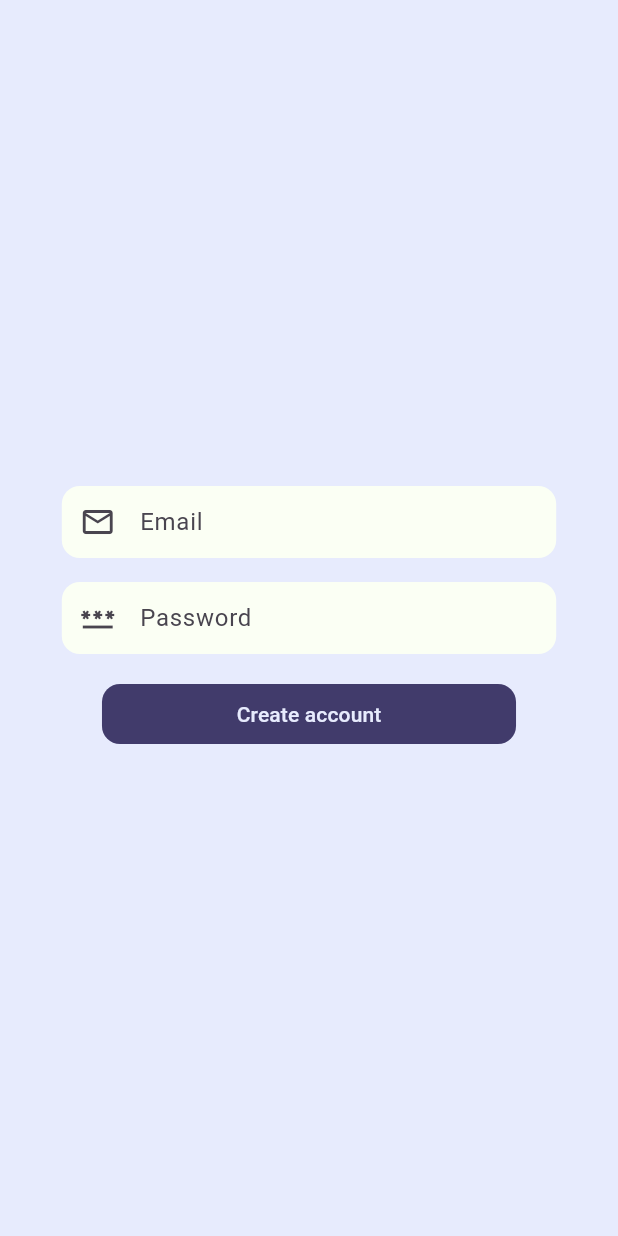
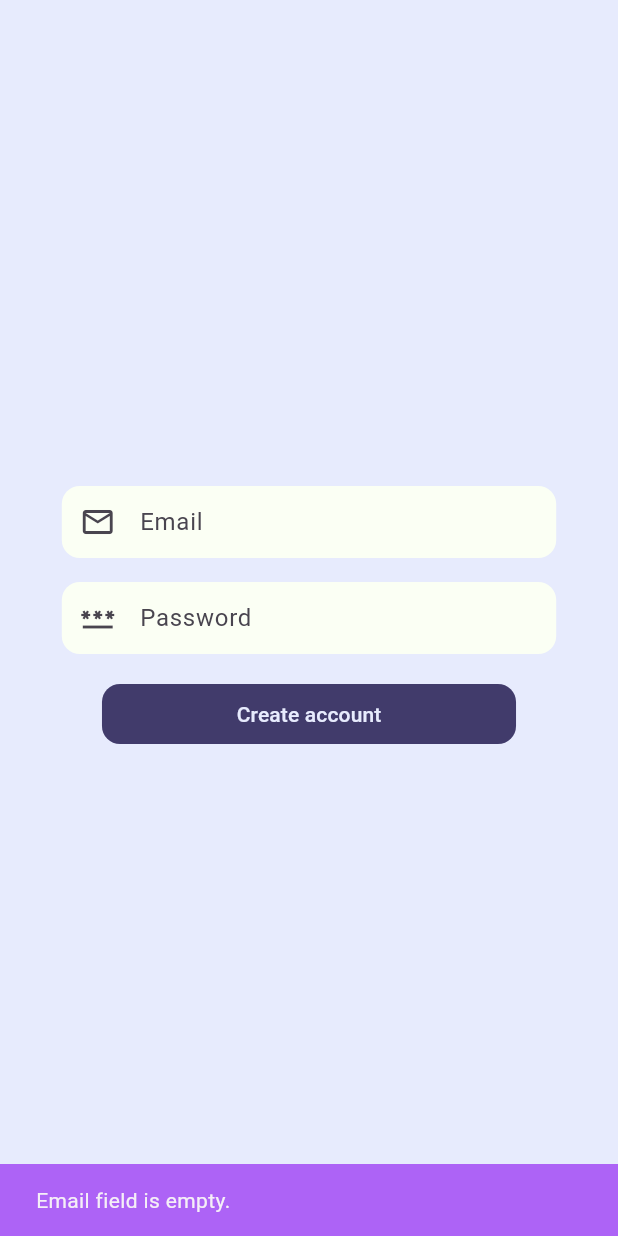
Before and after one commit to amethyst-cod3/taskhub, a Flutter app: the SignUpPage screen opened by its route, after a tap on "Create account", on a phone screen of 412 x 824 dp. Run offline on Flutter 3.47's test engine with Material 3 defaults, Android fonts, the phone set to English and light mode, and no system bars; our stand-ins replace firebase_auth, firebase_core, go_router, shared_preferences; accounts and stored records are empty.

Commit message:
Major changes: user model, authentication service Updated onboarding pages

```diff
--- a/lib/components/buttons.dart
+++ b/lib/components/buttons.dart
@@ -1,8 +1,8 @@
 import 'package:flutter/material.dart';
 import 'package:taskhub/styles/colors.dart';
 
-class Button extends StatelessWidget {
-  const Button({
+class CustomButton extends StatelessWidget {
+  const CustomButton({
     super.key,
     required this.text,
     required this.textStyle,
@@ -21,13 +21,13 @@ class Button extends StatelessWidget {
   final VoidCallback onTap;
   final bool pressed;
 
-  factory Button.primary({
+  factory CustomButton.primary({
     required String text,
     Color? color,
     required VoidCallback onTap,
     bool pressed = false,
   }) =>
-      Button(
+      CustomButton(
         text: text,
         textStyle: const TextStyle(
           color: CustomColor.lightwhite,
@@ -39,13 +39,13 @@ class Button extends StatelessWidget {
         pressed: pressed,
       );
 
-  factory Button.secondary({
+  factory CustomButton.secondary({
     required String text,
     Color? color,
     required VoidCallback onTap,
     bool pressed = false,
   }) =>
-      Button(
+      CustomButton(
         text: text,
         textStyle: const TextStyle(
           color: CustomColor.darkblue,
--- a/lib/components/textfields.dart
+++ b/lib/components/textfields.dart
@@ -1,8 +1,8 @@
 import 'package:flutter/material.dart';
 import 'package:taskhub/styles/colors.dart';
 
-class FormTextField extends StatelessWidget {
-  const FormTextField({
+class CustomTextField extends StatelessWidget {
+  const CustomTextField({
     super.key,
     required this.textController,
     this.hintText,
--- a/lib/features/app/routes/routes.dart
+++ b/lib/features/app/routes/routes.dart
@@ -26,19 +26,19 @@ final GoRouter appRouter = GoRouter(
     GoRoute(
       path: '/signinPage',
       builder: (context, state) {
-        return SignInPage();
+        return const SignInPage();
       },
     ),
     GoRoute(
       path: '/signupPage',
       builder: (context, state) {
-        return SignUpPage();
+        return const SignUpPage();
       },
     ),
     GoRoute(
       path: '/homePage',
       builder: (context, state) {
-        return const HomePage();
+        return HomePage();
       },
     ),
   ],
--- a/lib/features/onboard/sign_up_page.dart
+++ b/lib/features/onboard/sign_up_page.dart
@@ -1,18 +1,23 @@
 import 'package:flutter/material.dart';
-import 'package:provider/provider.dart';
 import 'package:taskhub/components/buttons.dart';
-import 'package:taskhub/firebase/services/firebase_auth_controller.dart';
+import 'package:taskhub/components/textfields.dart';
+import 'package:taskhub/services/auth_service.dart';
 import 'package:taskhub/styles/colors.dart';
 
-class SignUpPage extends StatelessWidget {
-  SignUpPage({super.key});
+class SignUpPage extends StatefulWidget {
+  const SignUpPage({super.key});
 
+  @override
+  State<StatefulWidget> createState() => _SignUpPageState();
+}
+
+class _SignUpPageState extends State<SignUpPage> {
+  final AuthService _authService = AuthService();
   final emailController = TextEditingController();
   final passwordController = TextEditingController();
 
   @override
   Widget build(BuildContext context) {
-    final authController = Provider.of<FirebaseAuthController>(context);
     return Scaffold(
       backgroundColor: CustomColor.lightwhite,
       body: SafeArea(
@@ -21,84 +26,29 @@ class SignUpPage extends StatelessWidget {
             mainAxisAlignment: MainAxisAlignment.center,
             mainAxisSize: MainAxisSize.max,
             children: [
-              Container(
-                margin: const EdgeInsets.all(8),
-                width: MediaQuery.of(context).size.width * 0.8,
-                height: 48,
-                decoration: BoxDecoration(
-                  color: CustomColor.customwhite,
-                  borderRadius: BorderRadius.circular(12),
-                ),
-                child: TextField(
-                  controller: emailController,
-                  style: const TextStyle(
-                    color: CustomColor.darkblue,
-                    fontSize: 16,
-                  ),
-                  decoration: const InputDecoration(
-                    hintText: 'Email',
-                    contentPadding: EdgeInsets.all(8),
-                    prefixIcon: Icon(Icons.email_outlined),
-                    enabledBorder: OutlineInputBorder(
-                      borderRadius: BorderRadius.all(Radius.circular(12)),
-                      borderSide: BorderSide(
-                        color: Colors.transparent,
-                        width: 2,
-                      ),
-                    ),
-                    focusedBorder: OutlineInputBorder(
-                      borderRadius: BorderRadius.all(Radius.circular(12)),
-                      borderSide: BorderSide(
-                        color: CustomColor.darkblue,
-                        width: 2,
-                      ),
-                    ),
-                  ),
-                ),
+              CustomTextField(
+                textController: emailController,
+                hintText: 'Email',
+                icon: const Icon(Icons.email_outlined),
               ),
-              Container(
-                margin: const EdgeInsets.all(8),
-                width: MediaQuery.of(context).size.width * 0.8,
-                height: 48,
-                decoration: BoxDecoration(
-                  color: CustomColor.customwhite,
-                  borderRadius: BorderRadius.circular(12),
-                ),
-                child: TextField(
-                  controller: passwordController,
-                  style: const TextStyle(
-                    color: CustomColor.darkblue,
-                    fontSize: 16,
-                  ),
-                  decoration: const InputDecoration(
-                    hintText: 'Password',
-                    contentPadding: EdgeInsets.all(8),
-                    prefixIcon: Icon(Icons.password_outlined),
-                    enabledBorder: OutlineInputBorder(
-                      borderRadius: BorderRadius.all(Radius.circular(12)),
-                      borderSide: BorderSide(
-                        color: Colors.transparent,
-                        width: 2,
-                      ),
-                    ),
-                    focusedBorder: OutlineInputBorder(
-                      borderRadius: BorderRadius.all(Radius.circular(12)),
-                      borderSide: BorderSide(
-                        color: CustomColor.darkblue,
-                        width: 2,
-                      ),
-                    ),
-                  ),
-                  obscureText: true,
-                ),
+              CustomTextField(
+                textController: passwordController,
+                hintText: 'Password',
+                icon: const Icon(Icons.password_outlined),
+                obscureText: true,
               ),
-              Button.primary(
+              CustomButton.primary(
                 text: 'Create account',
                 onTap: () async {
-                  await authController.signUp(emailController.text, passwordController.text);
-                  if (authController.user != null) {
-                    // Navega a la siguiente pantalla después de registrarse exitosamente
-                    // Por ejemplo: Navigator.pushReplacementNamed(context, '/homePage');
+                  if (emailController.text.isNotEmpty) {
+                    if (passwordController.text.isNotEmpty) {
+                      await _authService.signUp(context, emailController.text,
+                          passwordController.text);
+                    } else {
+                      _showErrorSnackBar(context, 'Password field is empty.');
+                    }
+                  } else {
+                    _showErrorSnackBar(context, 'Email field is empty.');
                   }
                 },
               ),
@@ -108,4 +58,13 @@ class SignUpPage extends StatelessWidget {
       ),
     );
   }
+
+  void _showErrorSnackBar(BuildContext context, String message) {
+    ScaffoldMessenger.of(context).showSnackBar(
+      SnackBar(
+        content: Text(message),
+        backgroundColor: CustomColor.purple,
+      ),
+    );
+  }
 }
--- /dev/null
+++ b/lib/models/user_model.dart
@@ -0,0 +1,7 @@
+class UserModel {
+  UserModel({
+    this.uid
+  });
+
+  final String? uid;
+}
```
Also changed, not shown: lib/features/home/home_page.dart (+11 -3 lines), lib/features/onboard/sign_in_page.dart (+38 -81 lines), lib/features/onboard/welcome_page.dart (+4 -5 lines), lib/features/wrapper.dart (+10 -1 lines), lib/main.dart (+20 -10 lines), lib/services/auth_service.dart (added, +123 -0 lines).
